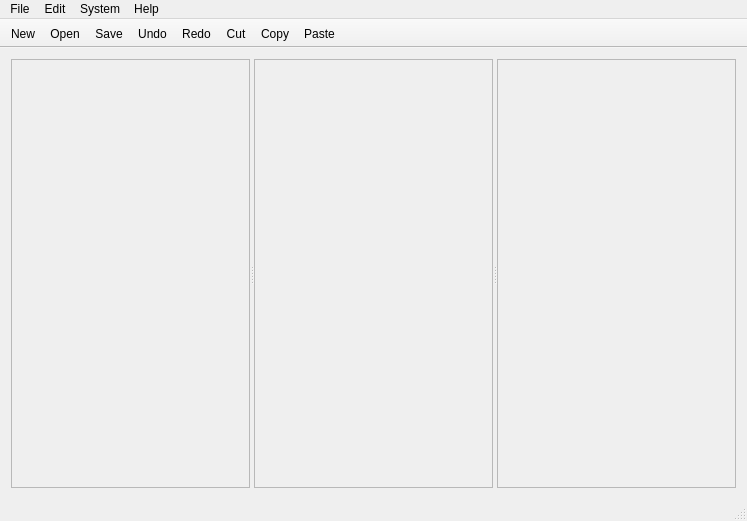
First picture: the form in mainwindow.ui, repository StanWarford/pep8cpu, before the edit.
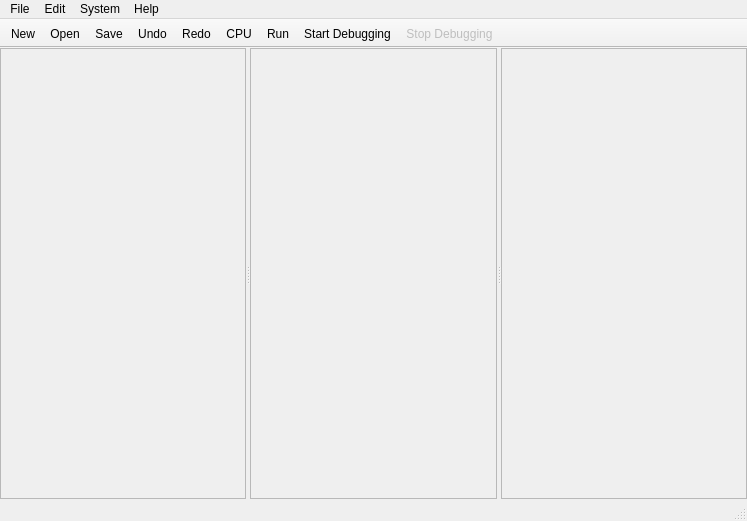
Second picture: the form after the edit. Icons and pictures are not drawn.

Commit message: Added a bunch of help system files. Added functionality for the help system, no copy to mainwindow yet, and help files are incomplete.

What changed in the file:
```diff
--- a/mainwindow.ui
+++ b/mainwindow.ui
@@ -18,6 +18,9 @@
   </property>
   <widget class="QWidget" name="centralWidget">
    <layout class="QGridLayout" name="gridLayout">
+    <property name="margin">
+     <number>0</number>
+    </property>
     <item row="0" column="0">
      <widget class="QSplitter" name="splitter">
       <property name="orientation">
@@ -120,9 +123,10 @@
    <addaction name="actionFile_Save"/>
    <addaction name="actionEdit_Undo"/>
    <addaction name="actionEdit_Redo"/>
-   <addaction name="actionEdit_Cut"/>
-   <addaction name="actionEdit_Copy"/>
-   <addaction name="actionEdit_Paste"/>
+   <addaction name="actionHelp_CPU"/>
+   <addaction name="actionSystem_Run"/>
+   <addaction name="actionSystem_Start_Debugging"/>
+   <addaction name="actionSystem_Stop_Debugging"/>
   </widget>
   <widget class="QToolBar" name="byteConverterToolBar">
    <property name="movable">
@@ -276,6 +280,50 @@
     <string>Microcode</string>
    </property>
   </action>
+  <action name="actionSystem_Run">
+   <property name="icon">
+    <iconset resource="pep8cpuresources.qrc">
+     <normaloff>:/images/run.png</normaloff>:/images/run.png</iconset>
+   </property>
+   <property name="text">
+    <string>Run</string>
+   </property>
+   <property name="shortcut">
+    <string>Ctrl+R</string>
+   </property>
+  </action>
+  <action name="actionSystem_Start_Debugging">
+   <property name="icon">
+    <iconset resource="pep8cpuresources.qrc">
+     <normaloff>:/images/debugger_start.png</normaloff>:/images/debugger_start.png</iconset>
+   </property>
+   <property name="text">
+    <string>Start Debugging</string>
+   </property>
+   <property name="shortcut">
+    <string>Ctrl+D</string>
+   </property>
+  </action>
+  <action name="actionSystem_Stop_Debugging">
+   <property name="enabled">
+    <bool>false</bool>
+   </property>
+   <property name="icon">
+    <iconset resource="pep8cpuresources.qrc">
+     <normaloff>:/images/stop.png</normaloff>:/images/stop.png</iconset>
+   </property>
+   <property name="text">
+    <string>Stop Debugging</string>
+   </property>
+   <property name="shortcut">
+    <string>Ctrl+.</string>
+   </property>
+  </action>
+  <action name="actionLoad_Microcode">
+   <property name="text">
+    <string>Load Microcode</string>
+   </property>
+  </action>
  </widget>
  <layoutdefault spacing="6" margin="11"/>
  <resources>
```
Left out of the diff: 9 changed lines with no effect on the pictures. The commit also changes 28 other files.
